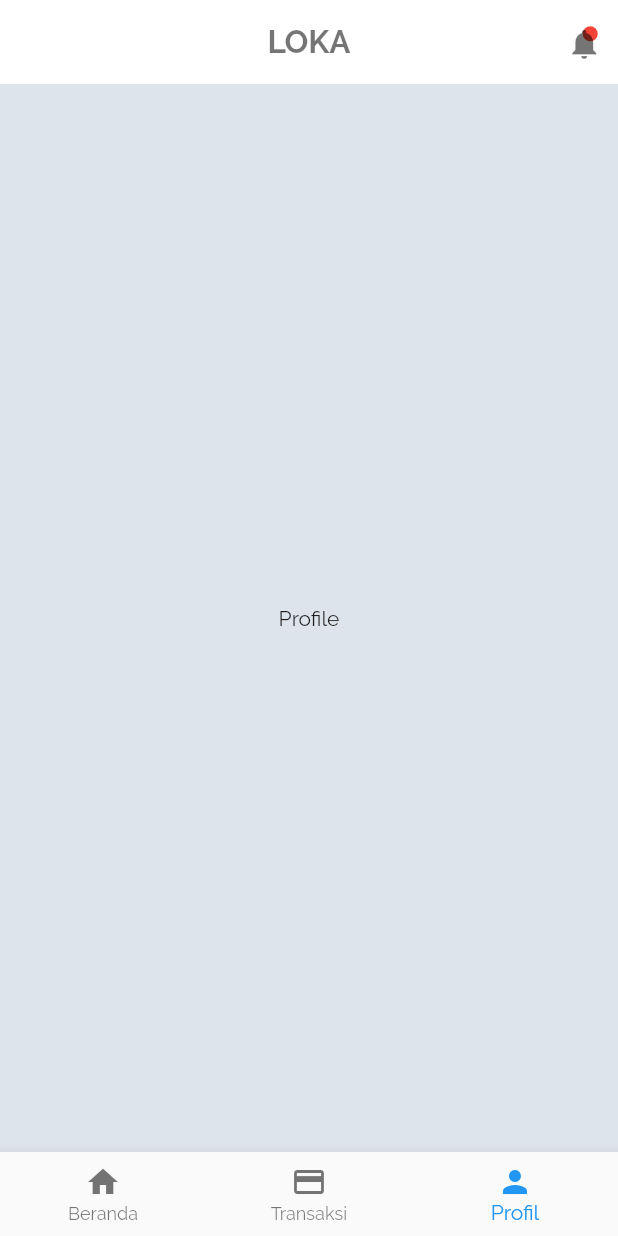
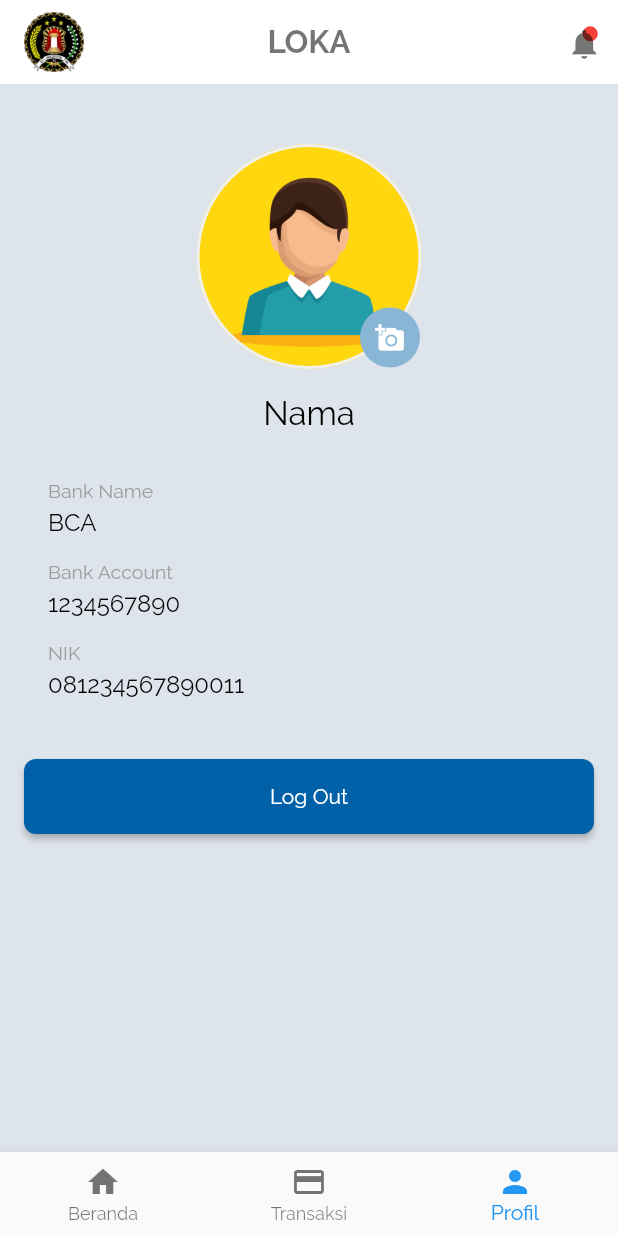
Before and after one commit to satriantorobimo/koperasi_inkopol_loka, a Flutter app: the BottomNavbarScreen screen opened directly, item 3 of the bottom bar chosen, on a phone screen of 412 x 824 dp. Run offline on Flutter 3.47's test engine with Material 2 defaults, Android fonts, the phone set to English and light mode, and no system bars.

Commit message:
Change Log : - Add Profile Screen - Change rounded value

```diff
--- a/lib/main.dart
+++ b/lib/main.dart
@@ -1,6 +1,7 @@
 import 'package:flutter/material.dart';
 import 'package:loka_apps/screen/home/home_screen.dart';
 import 'package:loka_apps/screen/splash/splash_screen.dart';
+import 'package:loka_apps/util/color_swatch.dart';
 
 void main() {
   runApp(MyApp());
@@ -15,7 +16,7 @@ class MyApp extends StatelessWidget {
       theme: ThemeData(
           backgroundColor: Color(0xffe7e9f0),
           fontFamily: 'Raleway',
-          primaryColor: Color(0xFF93C48B)),
+          primaryColor: ColorsSwatch.awsomeBlue),
       home: SplashScreen(),
     );
   }
--- a/lib/screen/bottom_navbar/bottom_navbar_screen.dart
+++ b/lib/screen/bottom_navbar/bottom_navbar_screen.dart
@@ -25,6 +25,10 @@ class _BottomNavbarScreenState extends State<BottomNavbarScreen> {
       backgroundColor: Color(0xffdee4eb),
       key: _scaffoldKey,
       appBar: AppBar(
+        leading: Padding(
+          padding: const EdgeInsets.only(left: 16.0),
+          child: Image.asset('assets/imgs/logo-inkopol.png'),
+        ),
         title: Text(
           'LOKA',
           style: TextStyle(
--- a/lib/screen/profile/profile_screen.dart
+++ b/lib/screen/profile/profile_screen.dart
@@ -1,4 +1,6 @@
 import 'package:flutter/material.dart';
+import 'package:loka_apps/screen/login/login_screen.dart';
+import 'package:loka_apps/util/color_swatch.dart';
 
 class ProfileScreen extends StatefulWidget {
   ProfileScreen({Key key}) : super(key: key);
@@ -10,8 +12,105 @@ class ProfileScreen extends StatefulWidget {
 class _ProfileScreenState extends State<ProfileScreen> {
   @override
   Widget build(BuildContext context) {
-    return Center(
-      child: Text('Profile'),
+    return SingleChildScrollView(
+      child: Padding(
+        padding: const EdgeInsets.all(16.0),
+        child: Column(
+          crossAxisAlignment: CrossAxisAlignment.start,
+          children: [
+            SizedBox(height: 24),
+            Center(child: AvatarWidget()),
+            SizedBox(height: 16),
+            Center(
+                child: Text('Nama',
+                    style: TextStyle(fontSize: 22, color: Colors.black))),
+            SizedBox(height: 16),
+            Padding(
+              padding: const EdgeInsets.all(16.0),
+              child: Column(
+                crossAxisAlignment: CrossAxisAlignment.start,
+                children: [
+                  Text('Bank Name',
+                      style: TextStyle(fontSize: 13, color: Colors.grey)),
+                  SizedBox(height: 4),
+                  Text('BCA',
+                      style: TextStyle(fontSize: 16, color: Colors.black)),
+                  SizedBox(height: 16),
+                  Text('Bank Account',
+                      style: TextStyle(fontSize: 13, color: Colors.grey)),
+                  SizedBox(height: 4),
+                  Text('1234567890',
+                      style: TextStyle(fontSize: 16, color: Colors.black)),
+                  SizedBox(height: 16),
+                  Text('NIK',
+                      style: TextStyle(fontSize: 13, color: Colors.grey)),
+                  SizedBox(height: 4),
+                  Text('081234567890011',
+                      style: TextStyle(fontSize: 16, color: Colors.black)),
+                ],
+              ),
+            ),
+            SizedBox(height: 24),
+            Container(
+              width: double.infinity,
+              margin: const EdgeInsets.only(bottom: 8),
+              height: 50,
+              child: RaisedButton(
+                color: ColorsSwatch.awsomeBlue,
+                shape: RoundedRectangleBorder(
+                    borderRadius: BorderRadius.circular(8)),
+                onPressed: () {
+                  Navigator.of(context).pushReplacement(
+                    MaterialPageRoute(builder: (context) => LoginScreen()),
+                  );
+                },
+                child: Text("Log Out", style: TextStyle(color: Colors.white)),
+              ),
+            ),
+          ],
+        ),
+      ),
     );
   }
 }
+
+class AvatarWidget extends StatelessWidget {
+  @override
+  Widget build(BuildContext context) {
+    return Stack(
+      children: <Widget>[
+        Container(
+          width: 150.0,
+          height: 150.0,
+          decoration: BoxDecoration(
+            color: Color(0xFFF0F0F0),
+            image: DecorationImage(
+              image: AssetImage('assets/imgs/avatar.jpg'),
+              fit: BoxFit.cover,
+            ),
+            borderRadius: BorderRadius.all(Radius.circular(80.0)),
+            border: Border.all(
+              color: Color(0xFFF0F0F0),
+              width: 2.0,
+            ),
+          ),
+        ),
+        Positioned(
+            bottom: 1,
+            right: 1,
+            child: Container(
+              height: 40,
+              width: 40,
+              child: Icon(
+                Icons.add_a_photo,
+                color: Colors.white,
+                size: 20,
+              ),
+              decoration: BoxDecoration(
+                  color: ColorsSwatch.softBlue,
+                  borderRadius: BorderRadius.all(Radius.circular(30))),
+            ))
+      ],
+    );
+  }
+}
--- /dev/null
+++ b/lib/util/color_swatch.dart
@@ -0,0 +1,8 @@
+import 'package:flutter/material.dart';
+
+class ColorsSwatch {
+  static const Color awsomeBlue = Color(0xFF0061a8);
+  static const Color calmBlue = Color(0xFF2978b5);
+  static const Color softBlue = Color(0xFF8ab6d6);
+  static const Color deliciousPastel = Color(0xFFfbe0c4);
+}
--- a/lib/util/custom_container.dart
+++ b/lib/util/custom_container.dart
@@ -16,7 +16,7 @@ class CustomContainer extends StatelessWidget {
             spreadRadius: 5.0,
           ),
         ],
-        borderRadius: BorderRadius.circular(41),
+        borderRadius: BorderRadius.circular(8),
         color: Colors.white,
       ),
       child: child,
--- a/lib/util/custom_rounded.dart
+++ b/lib/util/custom_rounded.dart
@@ -19,10 +19,10 @@ class CustomRoundedButton extends StatelessWidget {
           decoration: BoxDecoration(
             color: Colors.transparent,
             border: Border.all(color: color),
-            borderRadius: BorderRadius.circular(15.0),
+            borderRadius: BorderRadius.circular(8.0),
           ),
           child: Text(
-            "More",
+            "$buttonText",
             style: TextStyle(color: color),
           ),
         ),
```
Also changed, not shown: lib/screen/home/home_screen.dart (+4 -4 lines), lib/screen/input_phone_number/input_phone_number_screen.dart (deleted, +0 -102 lines), lib/screen/login/login_screen.dart (added, +117 -0 lines), lib/screen/onboarding/onboarding_screen.dart (+7 -8 lines), lib/screen/otp/otp_screen.dart (deleted, +0 -140 lines), lib/screen/splash/splash_screen.dart (+21 -1 lines), lib/util/credi_card_container.dart (+5 -4 lines), assets/imgs/360logo.png (added), assets/imgs/avatar.jpg (added), assets/imgs/logo-inkopol.png (added).
